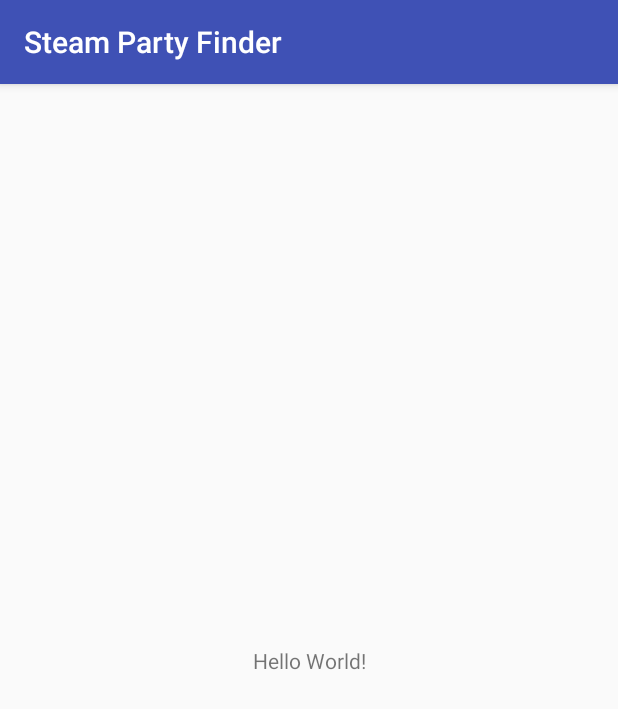
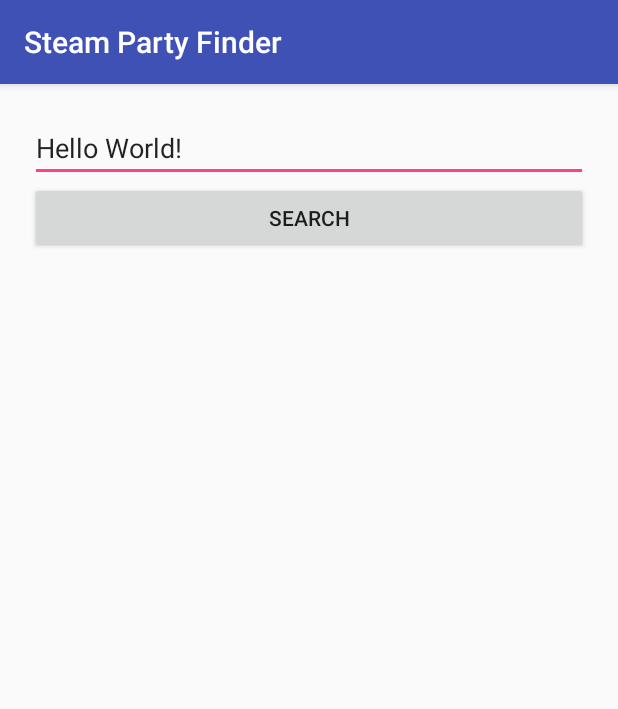
Before and after one commit to albertovecina/Steam-Party-Finder-Kotlin, an Android app: the screen it shows after launch (MainActivity), on a phone screen of 412 x 824 dp. Shown: the top 709 px of the screen. Run offline under Robolectric (Android 15) with nearby library versions, the phone set to English and light mode, and no system bars; our stand-ins replace RxJava.

Commit message:
*Fixed project structure

```diff
--- a/app/src/main/AndroidManifest.xml
+++ b/app/src/main/AndroidManifest.xml
@@ -19,7 +19,7 @@
             android:value="${supportVersionName}"
             tools:replace="android:value" />
 
-        <activity android:name=".MainActivity">
+        <activity android:name=".ui.main.MainActivity">
             <intent-filter>
                 <action android:name="android.intent.action.MAIN" />
 
--- a/app/src/main/java/com/vsa/steampartyfinder/MainActivity.kt
+++ /dev/null
@@ -1,35 +0,0 @@
-package com.vsa.steampartyfinder
-
-import android.os.Bundle
-import android.support.v7.app.AppCompatActivity
-import android.util.Log
-import com.vsa.steampartyfinder.data.source.usecase.GetFriendsUseCase
-import io.reactivex.Observer
-import io.reactivex.disposables.Disposable
-import kotlinx.android.synthetic.main.activity_main.*
-
-class MainActivity : AppCompatActivity() {
-
-
-    override fun onCreate(savedInstanceState: Bundle?) {
-        super.onCreate(savedInstanceState)
-        setContentView(R.layout.activity_main)
-
-        GetFriendsUseCase().getSteamFriendSummariesByNickName("Asmel")
-                .subscribe(object : Observer<String> {
-                    override fun onComplete() {
-                    }
-
-                    override fun onSubscribe(d: Disposable) {
-                    }
-
-                    override fun onNext(t: String) {
-                        test.text = t
-                    }
-
-                    override fun onError(e: Throwable) {
-                        Log.d("error", e.message)
-                    }
-                })
-    }
-}
--- a/app/src/main/java/com/vsa/steampartyfinder/data/model/domain/PlayerSummary.kt
+++ b/app/src/main/java/com/vsa/steampartyfinder/data/model/domain/Player.kt
@@ -3,4 +3,4 @@ package com.vsa.steampartyfinder.data.model.domain
 /**
  * Created by Alberto Vecina Sánchez on 5/12/17.
  */
-data class PlayerSummary(val name: String, val portraitUrl: String)
+data class Player(val name: String, val portraitUrl: String)
--- a/app/src/main/java/com/vsa/steampartyfinder/data/model/response/ResponseGetPlayerSumaries.kt
+++ b/app/src/main/java/com/vsa/steampartyfinder/data/model/response/ResponseGetPlayerSumaries.kt
@@ -3,7 +3,7 @@ package com.vsa.steampartyfinder.data.model.response
 /**
  * Created by Alberto Vecina Sánchez on 5/12/17.
  */
-data class Player(val steamid: String,
+data class PlayerSummary(val steamid: String,
                          val personaname: String,
                          val profileurl: String,
                          val avatar: String,
@@ -16,6 +16,6 @@ data class Player(val steamid: String,
                          val commentpermission: Int
 )
 
-data class ContentGetPlayerSummaries(val players: List<Player>)
+data class ContentGetPlayerSummaries(val players: List<PlayerSummary>)
 
 data class ResponseGetPlayerSummaries(val response: ContentGetPlayerSummaries)
--- a/app/src/main/java/com/vsa/steampartyfinder/data/source/repository/SteamRepository.kt
+++ b/app/src/main/java/com/vsa/steampartyfinder/data/source/repository/SteamRepository.kt
@@ -2,7 +2,7 @@ package com.vsa.steampartyfinder.data.source.repository
 
 import com.vsa.steampartyfinder.R
 import com.vsa.steampartyfinder.SpfApplication
-import com.vsa.steampartyfinder.data.model.domain.PlayerSummary
+import com.vsa.steampartyfinder.data.model.domain.Player
 import com.vsa.steampartyfinder.data.source.ws.SteamClient
 import io.reactivex.Observable
 import io.reactivex.android.schedulers.AndroidSchedulers
@@ -27,13 +27,13 @@ object SteamRepository {
                 .map { response -> response.friendslist.friends.map { it -> it.steamId } }
     }
 
-    fun getPlayerSummaries(steamIds: String): Observable<List<PlayerSummary>> {
+    fun getPlayers(steamIds: String): Observable<List<Player>> {
         return SteamClient.create().observePlayerSummaries(SpfApplication.context.resources.getString(R.string.steam_api_key), steamIds)
                 .subscribeOn(Schedulers.newThread())
                 .observeOn(AndroidSchedulers.mainThread())
                 .map { response ->
                     response.response.players
-                            .map { PlayerSummary(it.personaname, it.avatarmedium) }
+                            .map { Player(it.personaname, it.avatarmedium) }
                 }
     }
 
--- a/app/src/main/java/com/vsa/steampartyfinder/data/source/usecase/GetFriendsUseCase.kt
+++ b/app/src/main/java/com/vsa/steampartyfinder/data/source/usecase/GetFriendsUseCase.kt
@@ -1,33 +1,30 @@
 package com.vsa.steampartyfinder.data.source.usecase
 
-import com.vsa.steampartyfinder.base.extensions.toJson
-import com.vsa.steampartyfinder.data.model.domain.PlayerSummary
+import com.vsa.steampartyfinder.data.model.domain.Player
 import com.vsa.steampartyfinder.data.source.repository.SteamRepository
 import io.reactivex.Observable
 
 /**
  * Created by Alberto Vecina Sánchez on 4/12/17.
  */
-class GetFriendsUseCase {
+object GetFriendsUseCase {
 
-    private fun getSteamId(nickName: String): Observable<String> {
+    private fun observeSteamId(nickName: String): Observable<String> {
         return SteamRepository.getSteamId(nickName)
     }
 
-    private fun getFriendsSteamIds(steamId: String): Observable<List<String>> {
+    private fun observeFriendsSteamIds(steamId: String): Observable<List<String>> {
         return SteamRepository.getFriendsSteamIds(steamId)
     }
 
-    private fun getPlayerSummaries(playerIds: List<String>): Observable<List<PlayerSummary>> {
+    private fun observePlayerSummaries(playerIds: List<String>): Observable<List<Player>> {
         val steamIds = playerIds.toString().replace("]", "")
-        return SteamRepository.getPlayerSummaries(steamIds)
+        return SteamRepository.getPlayers(steamIds)
     }
 
-    fun getSteamFriendSummariesByNickName(nickName: String): Observable<String> {
-        return getSteamId(nickName)
-                .flatMap { steamId -> getFriendsSteamIds(steamId) }
-                .flatMap { friendIds ->
-                    getPlayerSummaries(friendIds).map { response -> response.toJson() }
-                }
+    fun observeSteamFriendsByNickName(nickName: String): Observable<List<Player>> {
+        return observeSteamId(nickName)
+                .flatMap { steamId -> observeFriendsSteamIds(steamId) }
+                .flatMap { friendIds -> observePlayerSummaries(friendIds) }
     }
 }
--- /dev/null
+++ b/app/src/main/java/com/vsa/steampartyfinder/presentation/main/MainPresenter.kt
@@ -0,0 +1,12 @@
+package com.vsa.steampartyfinder.presentation.main
+
+/**
+ * Created by Alberto Vecina Sánchez on 24/11/17.
+ */
+interface MainPresenter {
+
+    fun onCreate()
+
+    fun onSearchFriendsButtonClick()
+
+}
--- /dev/null
+++ b/app/src/main/java/com/vsa/steampartyfinder/ui/main/MainActivity.kt
@@ -0,0 +1,33 @@
+package com.vsa.steampartyfinder.ui.main
+
+import android.os.Bundle
+import com.vsa.steampartyfinder.R
+import com.vsa.steampartyfinder.presentation.main.MainPresenter
+import com.vsa.steampartyfinder.presentation.main.MainPresenterImpl
+import com.vsa.steampartyfinder.ui.base.BaseActivity
+import kotlinx.android.synthetic.main.activity_main.*
+
+class MainActivity : BaseActivity(), MainView {
+
+    private val mPresenter: MainPresenter = MainPresenterImpl(this)
+
+    override fun onCreate(savedInstanceState: Bundle?) {
+        super.onCreate(savedInstanceState)
+        setContentView(R.layout.activity_main)
+        initViews()
+        mPresenter.onCreate()
+    }
+
+    private fun initViews() {
+        buttonSearchFriends.setOnClickListener { mPresenter.onSearchFriendsButtonClick() }
+    }
+
+    override fun getNickName(): String {
+        return editTextNickName.text.toString()
+    }
+
+    override fun navigateToFriendsList() {
+        TODO("not implemented") //To change body of created functions use File | Settings | File Templates.
+    }
+
+}
--- /dev/null
+++ b/app/src/main/java/com/vsa/steampartyfinder/ui/main/MainView.kt
@@ -0,0 +1,16 @@
+package com.vsa.steampartyfinder.ui.main
+
+/**
+ * Created by Alberto Vecina Sánchez on 24/11/17.
+ */
+interface MainView {
+
+    fun showProgress()
+
+    fun hideProgress()
+
+    fun getNickName(): String
+
+    fun navigateToFriendsList()
+
+}
--- a/app/src/main/res/layout/activity_main.xml
+++ b/app/src/main/res/layout/activity_main.xml
@@ -4,16 +4,26 @@
     xmlns:tools="http://schemas.android.com/tools"
     android:layout_width="match_parent"
     android:layout_height="match_parent"
-    tools:context="com.vsa.steampartyfinder.MainActivity">
+    android:padding="20dp"
+    tools:context="com.vsa.steampartyfinder.ui.main.MainActivity">
 
-    <TextView
-        android:id="@+id/test"
-        android:layout_width="wrap_content"
+    <android.support.v7.widget.AppCompatEditText
+        android:id="@+id/editTextNickName"
+        android:layout_width="0dp"
         android:layout_height="wrap_content"
+        android:layout_marginBottom="20dp"
         android:text="Hello World!"
-        app:layout_constraintBottom_toBottomOf="parent"
         app:layout_constraintLeft_toLeftOf="parent"
         app:layout_constraintRight_toRightOf="parent"
         app:layout_constraintTop_toTopOf="parent" />
 
+    <Button
+        android:id="@+id/buttonSearchFriends"
+        android:layout_width="0dp"
+        android:layout_height="wrap_content"
+        android:text="@string/main_button_search_friends"
+        app:layout_constraintLeft_toLeftOf="parent"
+        app:layout_constraintRight_toRightOf="parent"
+        app:layout_constraintTop_toBottomOf="@id/editTextNickName" />
+
 </android.support.constraint.ConstraintLayout>
--- a/app/src/main/res/values/strings.xml
+++ b/app/src/main/res/values/strings.xml
@@ -1,3 +1,7 @@
 <resources>
+
     <string name="app_name">Steam Party Finder</string>
+
+    <string name="main_button_search_friends">Search</string>
+
 </resources>
```
Also changed, not shown: app/src/main/java/com/vsa/steampartyfinder/MainPresenter.kt (deleted, +0 -7 lines), app/src/main/java/com/vsa/steampartyfinder/MainPresenterImpl.kt (deleted, +0 -11 lines), app/src/main/java/com/vsa/steampartyfinder/MainView.kt (deleted, +0 -7 lines), app/src/main/java/com/vsa/steampartyfinder/presentation/main/MainPresenterImpl.kt (added, +46 -0 lines), app/src/main/java/com/vsa/steampartyfinder/ui/base/BaseActivity.kt (added, +26 -0 lines). Lines whose indentation alone changed are shown as unchanged.
